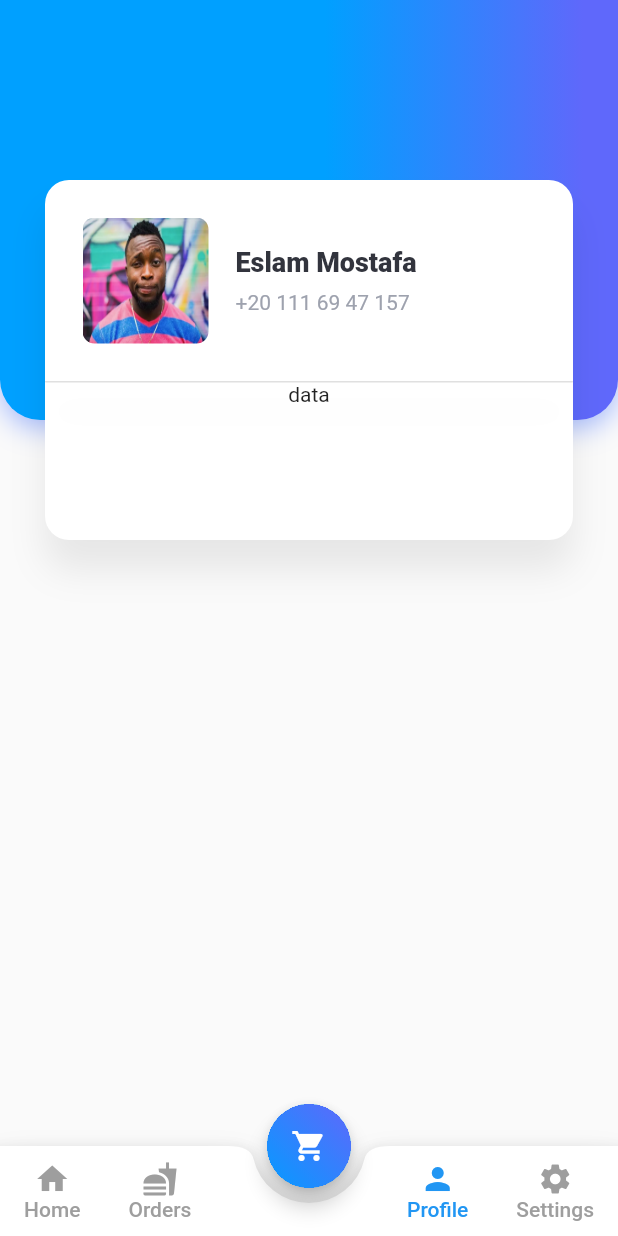
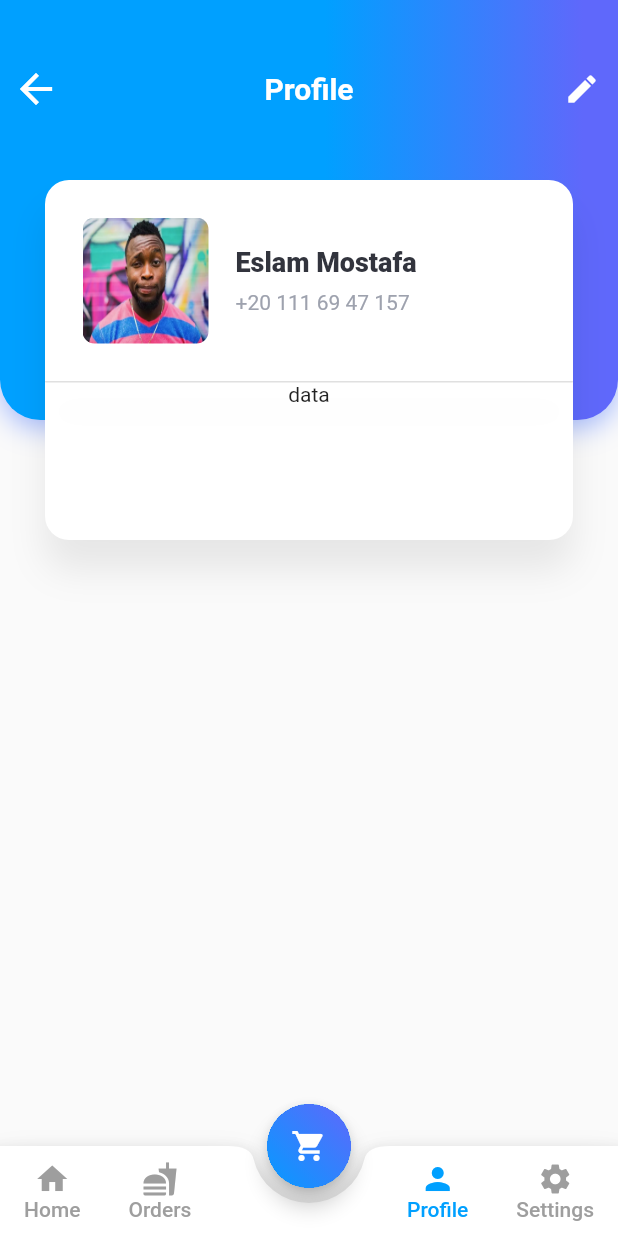
Before and after one commit to eslam0stafa23/pinoffer-flutter-version, a Flutter app: the screen it shows after launch, item 3 of the bottom bar chosen, on a phone screen of 412 x 824 dp. Run offline on Flutter 3.47's test engine with Material 2 defaults, Android fonts, the phone set to English and light mode, and no system bars.

Commit message:
added constants file and added toolbar for profile screen

```diff
--- /dev/null
+++ b/lib/constants.dart
@@ -0,0 +1,4 @@
+import 'package:flutter/material.dart';
+
+const blueStart = Color(0xff5f68fb);
+const blueEnd = Color(0xff00a0ff);
--- a/lib/widgets/blue_card.dart
+++ b/lib/widgets/blue_card.dart
@@ -1,4 +1,5 @@
 import 'package:flutter/material.dart';
+import 'package:pinofferflutterapp/constants.dart';
 
 class BlueCard extends StatelessWidget {
   const BlueCard({Key key}) : super(key: key);
@@ -24,6 +25,40 @@ class BlueCard extends StatelessWidget {
           gradient: LinearGradient(
               begin: Alignment(0.8863104609927467, 0.44931032791217873),
               end: Alignment(0.051533512316342754, 0.44931032791217873),
-                colors: [const Color(0xff5f68fb), const Color(0xff00a0ff)])));
+              colors: [blueStart, blueEnd])),
+      child: Column(
+        children: <Widget>[
+          Padding(
+            padding: const EdgeInsets.fromLTRB(0, 35, 0, 0),
+            child: Row(
+              children: <Widget>[
+                IconButton(
+                    icon: Icon(
+                      Icons.arrow_back,
+                      size: 32,
+                      color: Colors.white,
+                    ),
+                    onPressed: () {}),
+                Expanded(
+                    child: Text(
+                  "Profile",
+                  textAlign: TextAlign.center,
+                  style: TextStyle(
+                      color: Colors.white,
+                      fontSize: 20,
+                      fontWeight: FontWeight.bold),
+                )),
+                IconButton(
+                    icon: Icon(
+                      Icons.edit,
+                      color: Colors.white,
+                    ),
+                    onPressed: () {})
+              ],
+            ),
+          )
+        ],
+      ),
+    );
   }
 }
--- a/lib/widgets/bottom_nav_button.dart
+++ b/lib/widgets/bottom_nav_button.dart
@@ -1,4 +1,5 @@
 import 'package:flutter/material.dart';
+import 'package:pinofferflutterapp/constants.dart';
 
 class BottomNavButton extends StatelessWidget {
   final Widget screen;
@@ -28,12 +29,12 @@ class BottomNavButton extends StatelessWidget {
         children: <Widget>[
           Icon(
             tabIcon,
-            color: currentTab == tabIndex ? Colors.blue : Colors.grey,
+            color: currentTab == tabIndex ? blueEnd : Colors.grey,
           ),
           Text(
             tabName,
             style: TextStyle(
-              color: currentTab == tabIndex ? Colors.blue : Colors.grey,
+              color: currentTab == tabIndex ? blueEnd : Colors.grey,
             ),
           ),
         ],
```
Lines whose indentation alone changed are shown as unchanged.
